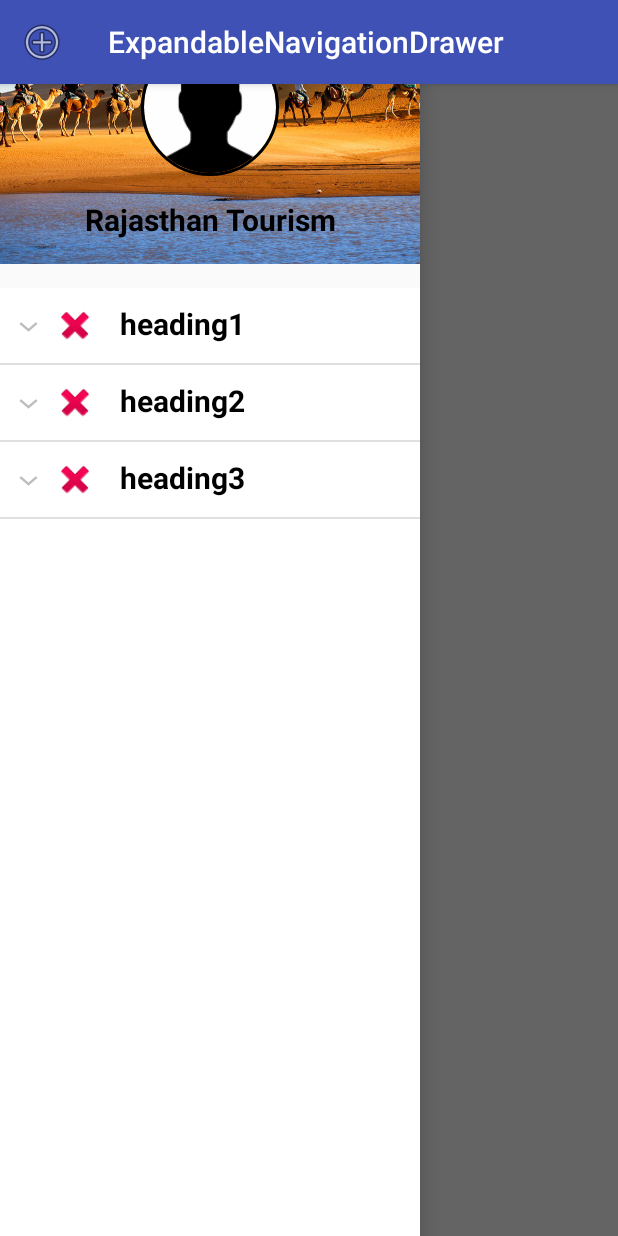
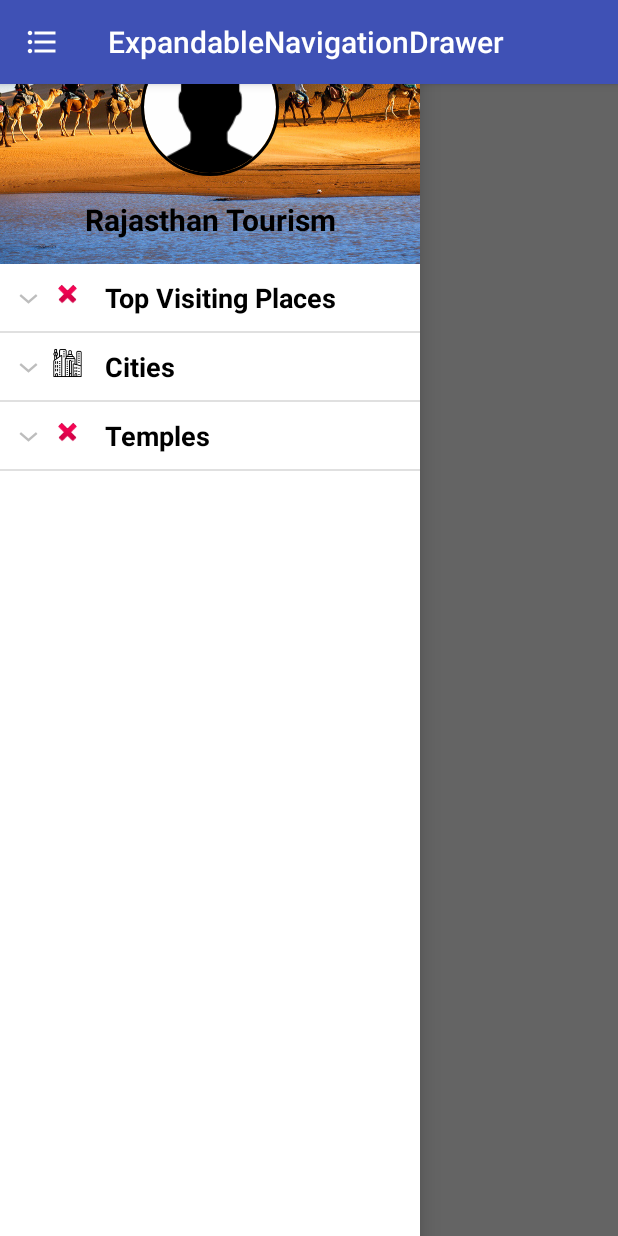
Before and after one commit to agarwalkarag/ExpandableNavigation, an Android app: the screen it shows after launch (NavigationViewActivity), with the side drawer open, on a phone screen of 412 x 824 dp. Run offline under Robolectric (Android 15) with nearby library versions, the phone set to English and light mode, and no system bars; our stand-ins replace CircleImageView, Volley; network calls fail.

Commit message:
Connected Volley for Cities

```diff
--- a/app/build.gradle
+++ b/app/build.gradle
@@ -22,6 +22,7 @@ dependencies {
     implementation fileTree(dir: 'libs', include: ['*.jar'])
     implementation 'com.android.support:appcompat-v7:28.0.0'
     implementation 'com.android.support.constraint:constraint-layout:1.1.3'
+    implementation 'com.android.volley:volley:1.1.1'
     implementation 'de.hdodenhof:circleimageview:2.1.0'
     testImplementation 'junit:junit:4.12'
     androidTestImplementation 'com.android.support.test:runner:1.0.2'
--- a/app/src/main/AndroidManifest.xml
+++ b/app/src/main/AndroidManifest.xml
@@ -2,6 +2,7 @@
 <manifest xmlns:android="http://schemas.android.com/apk/res/android"
     package="com.agarwal.expandablenavigationdrawer">
 
+    <uses-permission android:name="android.permission.INTERNET" />
     <application
         android:allowBackup="true"
         android:icon="@mipmap/ic_launcher"
--- /dev/null
+++ b/app/src/main/java/com/agarwal/expandablenavigationdrawer/MySingleton.java
@@ -0,0 +1,37 @@
+package com.agarwal.expandablenavigationdrawer;
+
+import android.content.Context;
+
+import com.android.volley.Request;
+import com.android.volley.RequestQueue;
+import com.android.volley.toolbox.Volley;
+
+public class MySingleton {
+    public static MySingleton mInstance;
+    private RequestQueue requestQueue;
+    private static Context mContext;
+
+    private MySingleton(Context context) {
+        mContext = context;
+        requestQueue = getRequestQueue();
+
+    }
+
+    public RequestQueue getRequestQueue() {
+        if (requestQueue == null) {
+            requestQueue = Volley.newRequestQueue(mContext.getApplicationContext());
+        }
+        return requestQueue;
+    }
+
+    public static synchronized MySingleton getInstance(Context context) {
+        if (mInstance == null) {
+            mInstance = new MySingleton(context);
+        }
+        return mInstance;
+    }
+
+    public <T> void addToRequestQueue(Request request) {
+        requestQueue.add(request);
+    }
+}
--- a/app/src/main/java/com/agarwal/expandablenavigationdrawer/NavigationViewActivity.java
+++ b/app/src/main/java/com/agarwal/expandablenavigationdrawer/NavigationViewActivity.java
@@ -11,6 +11,15 @@ import android.view.MenuItem;
 import android.view.View;
 import android.widget.ExpandableListView;
 
+import com.android.volley.Request;
+import com.android.volley.Response;
+import com.android.volley.VolleyError;
+import com.android.volley.toolbox.StringRequest;
+
+import org.json.JSONArray;
+import org.json.JSONException;
+import org.json.JSONObject;
+
 import java.util.ArrayList;
 import java.util.HashMap;
 import java.util.List;
@@ -21,23 +30,27 @@ public class NavigationViewActivity extends AppCompatActivity {
     ExpandableListView expandableList;
     List<ExpandedMenuModel> listDataHeader;
     HashMap<ExpandedMenuModel, List<String>> listDataChild;
+    private ArrayList<String> cities_name=new ArrayList<String>();
+    String url = "https://rajasthantoursim.000webhostapp.com/city_details.php";
+
 
     @Override
     protected void onCreate(Bundle savedInstanceState) {
         super.onCreate(savedInstanceState);
         setContentView(R.layout.activity_navigation_view);
+
         final ActionBar ab = getSupportActionBar();
-        /* to set the menu icon image*/
-        ab.setHomeAsUpIndicator(android.R.drawable.ic_menu_add);
+
+        ab.setHomeAsUpIndicator(R.drawable.ic_format_list_bulleted_black_24dp);
         ab.setDisplayHomeAsUpEnabled(true);
-        mDrawerLayout = (DrawerLayout) findViewById(R.id.drawer_layout);
-        expandableList = (ExpandableListView) findViewById(R.id.navigationmenu);
-        NavigationView navigationView = (NavigationView) findViewById(R.id.nav_view);
+
+        mDrawerLayout =  findViewById(R.id.drawer_layout);
+        expandableList =  findViewById(R.id.navigationmenu);
+        NavigationView navigationView =  findViewById(R.id.nav_view);
 
         if (navigationView != null) {
             setupDrawerContent(navigationView);
         }
-
 
         prepareListData();
 
@@ -57,6 +70,7 @@ public class NavigationViewActivity extends AppCompatActivity {
                 return false;
             }
         });
+        getCitiesList();
     }
 
     private void prepareListData() {
@@ -64,33 +78,45 @@ public class NavigationViewActivity extends AppCompatActivity {
         listDataChild = new HashMap<ExpandedMenuModel, List<String>>();
 
         ExpandedMenuModel item1 = new ExpandedMenuModel();
-        item1.setIconName("heading1");
+        item1.setIconName("Top Visiting Places");
         item1.setIconImg(android.R.drawable.ic_delete);
         // Adding data header
         listDataHeader.add(item1);
 
         ExpandedMenuModel item2 = new ExpandedMenuModel();
-        item2.setIconName("heading2");
-        item2.setIconImg(android.R.drawable.ic_delete);
+        item2.setIconName("Cities");
+        item2.setIconImg(R.drawable.ic_cities);
         listDataHeader.add(item2);
 
         ExpandedMenuModel item3 = new ExpandedMenuModel();
-        item3.setIconName("heading3");
+        item3.setIconName("Temples");
         item3.setIconImg(android.R.drawable.ic_delete);
         listDataHeader.add(item3);
 
-        // Adding child data
-        List<String> heading1 = new ArrayList<String>();
-        heading1.add("Submenu of item 1");
+        listDataChild.put(listDataHeader.get(1), cities_name);
+    }
 
-        List<String> heading2 = new ArrayList<String>();
-        heading2.add("Submenu of item 2");
-        heading2.add("Submenu of item 2");
-        heading2.add("Submenu of item 2");
-
-        listDataChild.put(listDataHeader.get(0), heading1);// Header, Child data
-        listDataChild.put(listDataHeader.get(1), heading2);
-
+    private void getCitiesList() {
+        StringRequest stringRequest = new StringRequest(Request.Method.GET, url, new Response.Listener<String>() {
+            @Override
+            public void onResponse(String response) {
+                try {
+                    JSONArray jsonArray = new JSONArray(response);
+                    int length = jsonArray.length();
+                    for(int i=0; i<length; i++){
+                        JSONObject jsonObject = jsonArray.getJSONObject(i);
+                        cities_name.add(jsonObject.getString("name"));
+                    }
+                } catch (JSONException e) {
+                    e.printStackTrace();
+                }
+            }
+        }, new Response.ErrorListener() {
+            @Override
+            public void onErrorResponse(VolleyError error) {
+            }
+        });
+        MySingleton.getInstance(getApplicationContext()).addToRequestQueue(stringRequest);
     }
 
     @Override
--- /dev/null
+++ b/app/src/main/res/drawable/ic_format_list_bulleted_black_24dp.xml
@@ -0,0 +1,5 @@
+<vector android:height="24dp" android:tint="#FFFFFF"
+    android:viewportHeight="24.0" android:viewportWidth="24.0"
+    android:width="24dp" xmlns:android="http://schemas.android.com/apk/res/android">
+    <path android:fillColor="#FF000000" android:pathData="M4,10.5c-0.83,0 -1.5,0.67 -1.5,1.5s0.67,1.5 1.5,1.5 1.5,-0.67 1.5,-1.5 -0.67,-1.5 -1.5,-1.5zM4,4.5c-0.83,0 -1.5,0.67 -1.5,1.5S3.17,7.5 4,7.5 5.5,6.83 5.5,6 4.83,4.5 4,4.5zM4,16.5c-0.83,0 -1.5,0.68 -1.5,1.5s0.68,1.5 1.5,1.5 1.5,-0.68 1.5,-1.5 -0.67,-1.5 -1.5,-1.5zM7,19h14v-2L7,17v2zM7,13h14v-2L7,11v2zM7,5v2h14L21,5L7,5z"/>
+</vector>
--- a/app/src/main/res/layout/activity_navigation_view.xml
+++ b/app/src/main/res/layout/activity_navigation_view.xml
@@ -24,7 +24,7 @@
             android:id="@+id/navigationmenu"
             android:layout_width="wrap_content"
             android:layout_height="match_parent"
-            android:layout_marginTop="192dp"
+            android:layout_marginTop="@dimen/nav_header_height"
             android:background="@android:color/white">
         </ExpandableListView>
     </android.support.design.widget.NavigationView>
--- a/app/src/main/res/layout/listheader.xml
+++ b/app/src/main/res/layout/listheader.xml
@@ -12,19 +12,20 @@
 
         <ImageView
             android:id="@+id/iconimage"
-            android:layout_width="50dp"
-            android:layout_height="50dp"
+            android:layout_width="40dp"
+            android:layout_height="40dp"
             android:paddingBottom="10dp"
             android:paddingLeft="10dp"
-            android:paddingTop="10dp"/>
+            android:paddingTop="10dp" />
 
         <TextView
             android:id="@+id/submenu"
             android:layout_width="wrap_content"
             android:layout_height="wrap_content"
+            android:fontFamily="cursive"
             android:padding="10dp"
             android:textColor="#000000"
-            android:textSize="20sp"/>
+            android:textSize="18sp" />
 
     </LinearLayout>
 
--- a/app/src/main/res/values/styles.xml
+++ b/app/src/main/res/values/styles.xml
@@ -8,4 +8,7 @@
         <item name="colorAccent">@color/colorAccent</item>
     </style>
 
+    <style name="AppTheme.AppBarOverlay" parent="ThemeOverlay.AppCompat.Dark.ActionBar" />
+
+    <style name="AppTheme.PopupOverlay" parent="ThemeOverlay.AppCompat.Light" />
 </resources>
```
Also changed, not shown: app/src/main/res/layout/app_bar_home.xml (added, +23 -0 lines), app/src/main/res/drawable/ic_about.png (added), app/src/main/res/drawable/ic_cities.png (added), app/src/main/res/drawable/ic_favorite.png (added), app/src/main/res/drawable/ic_heritage.png (added), app/src/main/res/drawable/ic_share.png (added), app/src/main/res/drawable/ic_temples.png (added), app/src/main/res/drawable/ic_terms.png (added), app/src/main/res/drawable/ic_top_places.png (added), app/src/main/res/font/muli_bold.ttf (added), app/src/main/res/font/muli_regular.ttf (added), app/src/main/res/font/multi_italic.ttf (added).
